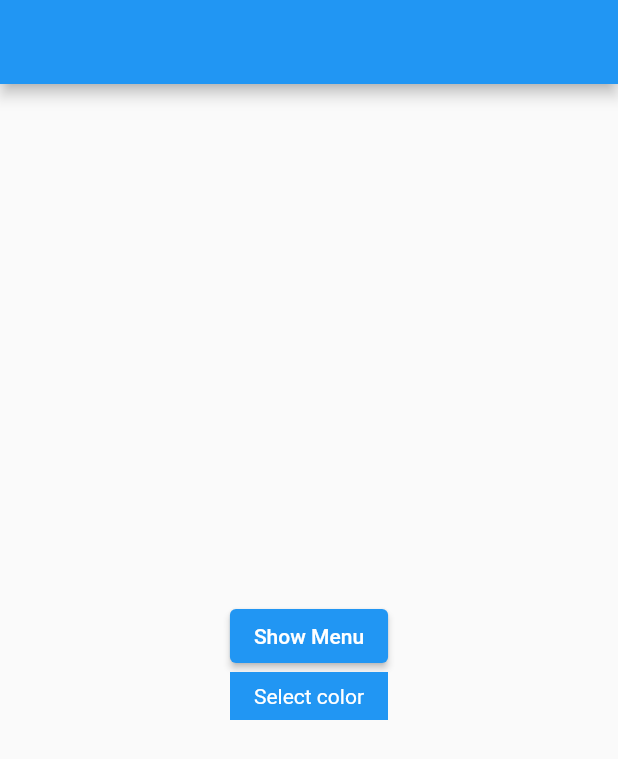
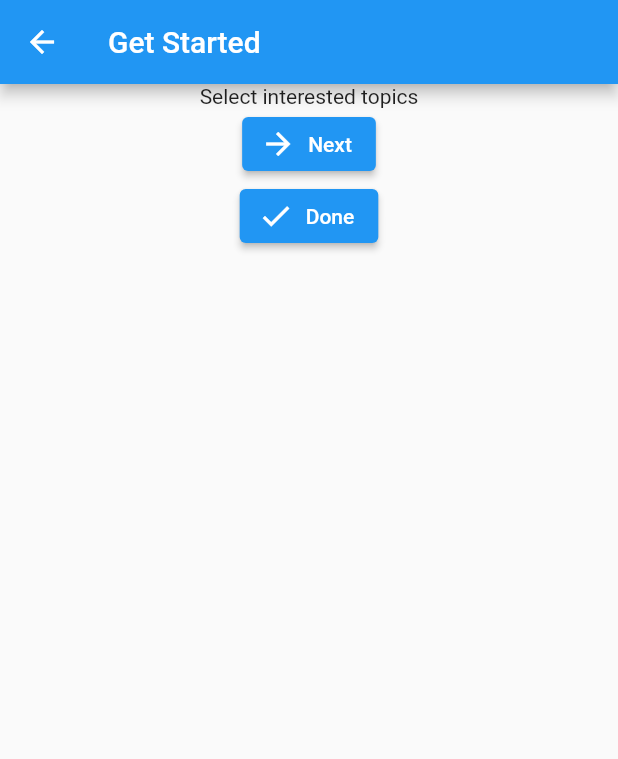
Before and after one commit to dan7sc/flutter-basics, a Flutter app: the screen it shows after launch, on a phone screen of 412 x 824 dp. Shown: the top 759 px of the screen. Run offline on Flutter 3.47's test engine with Material 2 defaults, Android fonts, the phone set to English and light mode, and no system bars.

Commit message:
Add UserOnBoardingPage

```diff
--- a/lib/src/app_widget.dart
+++ b/lib/src/app_widget.dart
@@ -11,10 +11,10 @@ class App extends StatelessWidget {
       theme: ThemeData(
         primarySwatch: Colors.blue,
       ),
-      // home: HomePage(),
-      initialRoute: '/',
+      home: HomePage(),
+      initialRoute: '/user',
       routes: {
-        '/': (context) => DisplayMenuPage(),
+        '/user': (context) => UserOnBoardingPage(),
       }
     );
   }
--- /dev/null
+++ b/lib/src/widgets/navigation/user_onboarding_page.dart
@@ -0,0 +1,81 @@
+import 'package:flutter/material.dart';
+
+class UserOnBoardingPage extends StatelessWidget {
+  @override
+  Widget build(BuildContext context) {
+    return Scaffold(
+      appBar: AppBar(
+        title: Text('Get Started'),
+      ),
+      body: Navigator(
+        initialRoute: 'on_boarding/topic',
+        onGenerateRoute: (RouteSettings settings) {
+          WidgetBuilder? builder;
+          switch (settings.name) {
+            case 'on_boarding/topic':
+              builder = (BuildContext context) {
+                return UserOnBoardingTopicPage();
+              };
+              break;
+            case 'on_boarding/follower':
+              builder = (BuildContext context) {
+                return UserOnBoardingFollowPage();
+              };
+              break;
+            default:
+              builder = (BuildContext context) {
+                return Container(child: null);
+              };
+          }
+          return MaterialPageRoute(
+            builder: builder,
+            settings: settings,
+          );
+        },
+      ),
+    );
+  }
+}
+
+class UserOnBoardingTopicPage extends StatelessWidget {
+  @override
+  Widget build(BuildContext context) {
+    return Column(
+      children: [
+        Text('Select interested topics'),
+        ElevatedButton.icon(
+          icon: Icon(Icons.arrow_forward),
+          label: Text('Next'),
+          onPressed: () {
+            Navigator.pushNamed(context, 'on_boarding/follower');
+          },
+        ),
+        ElevatedButton.icon(
+          icon: Icon(Icons.check),
+          label: Text('Done'),
+          onPressed: () {
+            Navigator.of(context, rootNavigator: true).pop();
+          },
+        ),
+      ],
+    );
+  }
+}
+
+class UserOnBoardingFollowPage extends StatelessWidget {
+  @override
+  Widget build(BuildContext context) {
+    return Column(
+      children: [
+        Text('UserOnBoardingFollowPage'),
+        ElevatedButton.icon(
+          icon: Icon(Icons.arrow_forward),
+          label: Text('Go back'),
+          onPressed: () {
+            Navigator.of(context).pop();
+          },
+        ),
+      ],
+    );
+  }
+}
--- a/lib/src/widgets/widgets.dart
+++ b/lib/src/widgets/widgets.dart
@@ -67,3 +67,4 @@ export 'navigation/page_navigation_app.dart';
 export 'navigation/user_details_page.dart';
 export 'navigation/display_dialog_page.dart';
 export 'navigation/display_menu_page.dart';
+export 'navigation/user_onboarding_page.dart';
```
